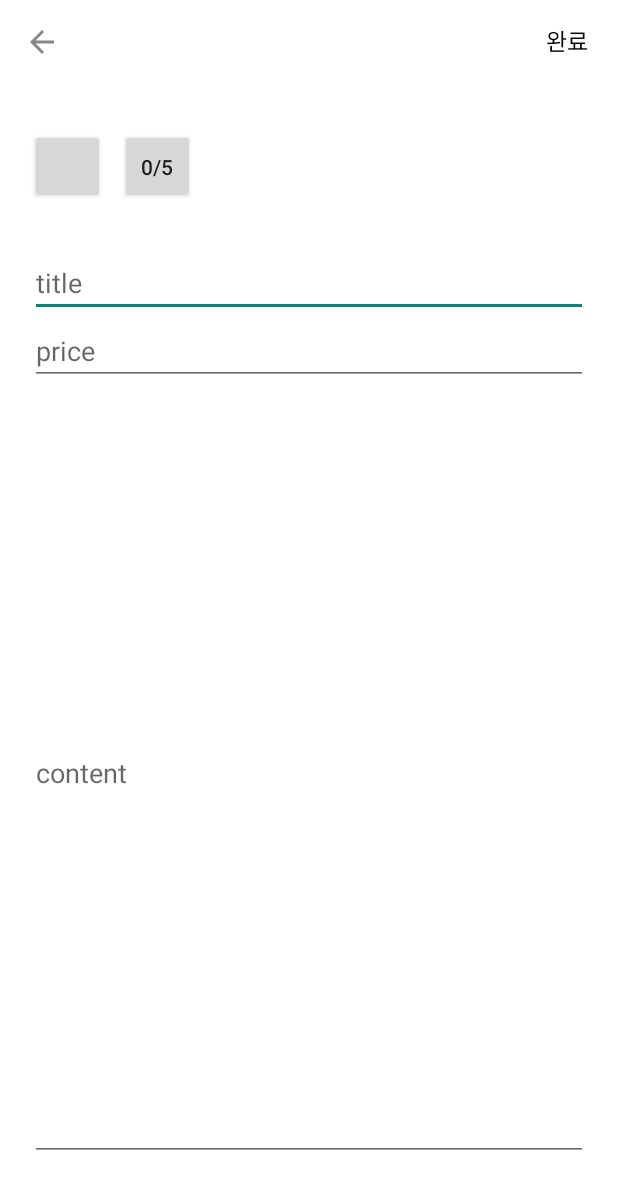
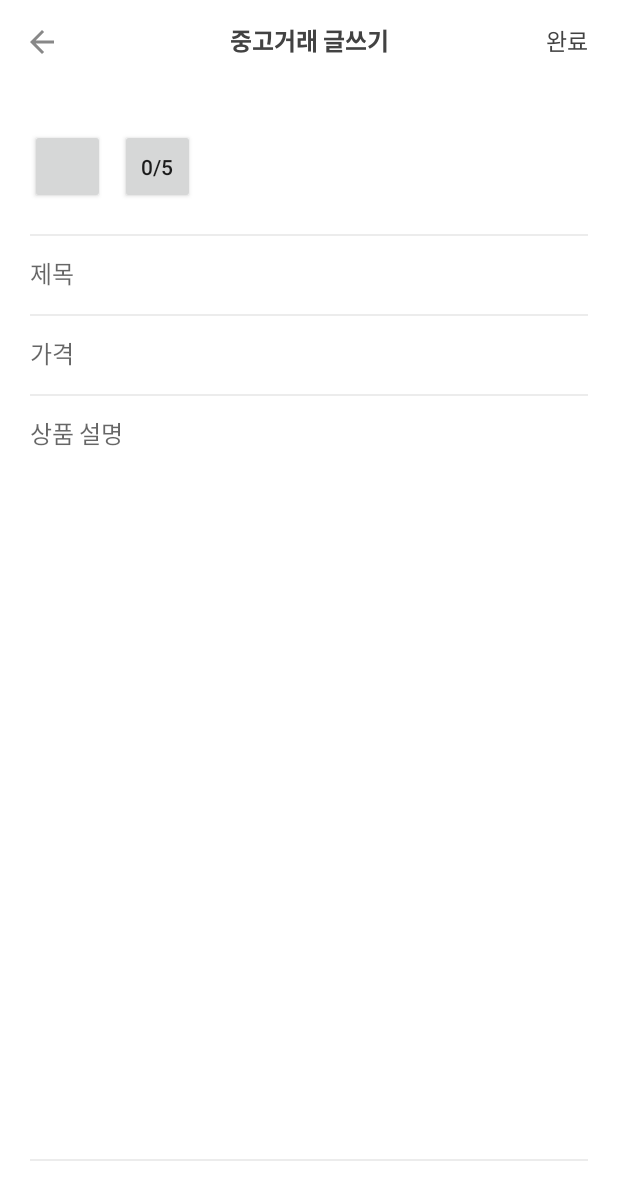
Before and after one commit to skychoi1010/anabada, an Android app: the PostActivity screen opened directly, with no data from a screen before it, on a phone screen of 412 x 824 dp. Shown: the top 1200 px of the screen. Run offline under Robolectric (Android 15) with nearby library versions, the phone set to English and light mode, and no system bars; pictures from the network do not load; 2 statements that could not run were skipped.

Commit message:
feat: content delete implemented, ui fixes, etc

```diff
--- a/app/src/main/java/com/example/anabada/ApiService.kt
+++ b/app/src/main/java/com/example/anabada/ApiService.kt
@@ -74,10 +74,9 @@ interface ApiService {
         @Field("imgId") imgId: Int //TODO not confirmed
     ): Call<EditContentRes>
 
-    @FormUrlEncoded
     @DELETE("board/{id}")
     fun reqDeleteContent(
-        @Field("id") id: Int
+        @Path("id") id: Int
     ): Call<DeleteContentRes>
 
     @FormUrlEncoded
--- a/app/src/main/java/com/example/anabada/BoardRecyclerAdapter.kt
+++ b/app/src/main/java/com/example/anabada/BoardRecyclerAdapter.kt
@@ -6,8 +6,6 @@ import android.view.ViewGroup
 import androidx.recyclerview.widget.RecyclerView
 import com.bumptech.glide.Glide
 import com.bumptech.glide.request.RequestOptions
-import com.example.anabada.DateUtil.convertDateFullToTimestamp
-import com.example.anabada.DateUtil.convertTimestampToDateFull
 import com.example.anabada.databinding.ListitemBoardBinding
 import java.text.SimpleDateFormat
 import java.util.*
@@ -65,7 +63,8 @@ class BoardRecyclerAdapter(private var boardsDataList: ArrayList<BoardsData>): R
             listBinding.tvBoardTitle.text = item.title
             listBinding.tvBoardWriter.text = item.author
             val sdf = SimpleDateFormat("yyyy-MM-dd'T'HH:mm:ss.ss'Z'")
-            listBinding.tvBoardDate.text = sdf.parse(item.date).toString()
+            val df = SimpleDateFormat("yyyy-MM-dd HH:mm:ss")
+            listBinding.tvBoardDate.text = df.format(sdf.parse(item.date))
             listBinding.tvBoardPrice.text = item.price.toString()
             listBinding.tvBoardCommentNum.text = item.commentCount.toString()
             if (item.detailImg.isNullOrEmpty()) {
--- a/app/src/main/java/com/example/anabada/PostActivity.kt
+++ b/app/src/main/java/com/example/anabada/PostActivity.kt
@@ -80,6 +80,7 @@ class PostActivity : AppCompatActivity() {
         binding.appbar.toolbarBack.setOnClickListener{
             onBackPressed()
         }
+        binding.appbar.toolbarTitle.text = "중고거래 글쓰기"
 
         var time: Long = 0
         binding.appbar.toolbarFin.setOnClickListener {
--- a/app/src/main/res/layout/activity_board_detail.xml
+++ b/app/src/main/res/layout/activity_board_detail.xml
@@ -136,7 +136,7 @@
                 android:gravity="center_horizontal"
                 android:minHeight="800dp"
                 android:paddingHorizontal="20dp"
-                android:paddingTop="20dp"
+                android:paddingTop="40dp"
                 android:text="아직 댓글이 없습니다.\n첫 댓글을 남겨보세요!"
                 android:textSize="15dp"
                 android:visibility="gone"
--- a/app/src/main/res/layout/activity_comments_detail.xml
+++ b/app/src/main/res/layout/activity_comments_detail.xml
@@ -72,7 +72,7 @@
             android:layout_gravity="clip_vertical"
             android:background="@color/gray"
             android:fontFamily="@font/font_regular"
-            android:gravity="center"
+            android:gravity="start"
             android:padding="20dp"
             android:textSize="15dp"
             app:layout_constraintLeft_toLeftOf="parent"
--- a/app/src/main/res/layout/activity_post.xml
+++ b/app/src/main/res/layout/activity_post.xml
@@ -17,7 +17,7 @@
         android:layout_marginHorizontal="20dp"
         android:layout_marginTop="30dp"
         android:orientation="horizontal"
-        app:layout_constraintBottom_toTopOf="@id/tv_post_content_title"
+        app:layout_constraintBottom_toTopOf="@id/v_divider_1"
         app:layout_constraintLeft_toLeftOf="parent"
         app:layout_constraintRight_toRightOf="parent"
         app:layout_constraintTop_toBottomOf="@id/appbar">
@@ -45,38 +45,113 @@
 
     </androidx.appcompat.widget.LinearLayoutCompat>
 
-    <EditText
-        android:id="@+id/tv_post_content_title"
+    <View
+        android:id="@+id/v_divider_1"
+        android:layout_width="match_parent"
+        android:layout_height="1dp"
+        android:layout_marginTop="20dp"
+        android:layout_marginBottom="5dp"
+        android:layout_marginHorizontal="20dp"
+        android:background="#ececec"
+        app:layout_constraintTop_toBottomOf="@id/ll_image"
+        app:layout_constraintBottom_toTopOf="@id/til_title"/>
+
+    <com.google.android.material.textfield.TextInputLayout
+        android:id="@+id/til_title"
         android:layout_width="match_parent"
         android:layout_height="wrap_content"
         android:layout_marginHorizontal="20dp"
-        android:layout_marginTop="30dp"
-        android:hint="title"
-        app:layout_constraintLeft_toLeftOf="parent"
-        app:layout_constraintRight_toRightOf="parent"
-        app:layout_constraintTop_toBottomOf="@id/ll_image" />
+        android:gravity="center_vertical"
+        app:hintEnabled="false"
+        android:foregroundGravity="center_vertical"
+        app:layout_constraintTop_toBottomOf="@id/v_divider_1"
+        app:layout_constraintBottom_toTopOf="@id/v_divider_2">
 
-    <EditText
-        android:id="@+id/tv_post_content_price"
+        <com.google.android.material.textfield.TextInputEditText
+            android:id="@+id/tv_post_content_title"
+            android:layout_width="match_parent"
+            android:layout_height="wrap_content"
+            android:hint="제목"
+            android:textSize="16sp"
+            android:paddingVertical="10dp"
+            android:background="@color/transparent"
+            android:fontFamily="@font/font_regular" />
+
+    </com.google.android.material.textfield.TextInputLayout>
+
+    <View
+        android:id="@+id/v_divider_2"
+        android:layout_width="match_parent"
+        android:layout_height="1dp"
+        android:layout_marginVertical="5dp"
+        android:layout_marginHorizontal="20dp"
+        android:background="#ececec"
+        app:layout_constraintTop_toBottomOf="@id/til_title"
+        app:layout_constraintBottom_toTopOf="@id/til_price"/>
+
+    <com.google.android.material.textfield.TextInputLayout
+        android:id="@+id/til_price"
         android:layout_width="match_parent"
         android:layout_height="wrap_content"
         android:layout_marginHorizontal="20dp"
-        android:hint="price"
-        android:inputType="number"
-        app:layout_constraintLeft_toLeftOf="parent"
-        app:layout_constraintRight_toRightOf="parent"
-        app:layout_constraintTop_toBottomOf="@id/tv_post_content_title" />
+        app:hintEnabled="false"
+        app:layout_constraintTop_toBottomOf="@id/v_divider_2"
+        app:layout_constraintBottom_toTopOf="@id/v_divider_3">
 
-    <EditText
-        android:id="@+id/tv_post_content_contents"
+        <com.google.android.material.textfield.TextInputEditText
+            android:id="@+id/tv_post_content_price"
+            android:layout_width="match_parent"
+            android:layout_height="match_parent"
+            android:paddingVertical="10dp"
+            android:hint="가격"
+            android:textSize="16sp"
+            android:background="@color/transparent"
+            android:fontFamily="@font/font_regular"
+            android:inputType="number"/>
+
+    </com.google.android.material.textfield.TextInputLayout>
+
+    <View
+        android:id="@+id/v_divider_3"
+        android:layout_width="match_parent"
+        android:layout_height="1dp"
+        android:layout_marginVertical="5dp"
+        android:layout_marginHorizontal="20dp"
+        android:background="#ececec"
+        app:layout_constraintTop_toBottomOf="@id/til_price"
+        app:layout_constraintBottom_toTopOf="@id/til_content"/>
+
+    <com.google.android.material.textfield.TextInputLayout
+        android:id="@+id/til_content"
         android:layout_width="match_parent"
         android:layout_height="0dp"
         android:layout_marginHorizontal="20dp"
+        app:hintEnabled="false"
+        app:layout_constraintTop_toBottomOf="@id/v_divider_3"
+        app:layout_constraintBottom_toTopOf="@id/v_divider_4">
+
+        <com.google.android.material.textfield.TextInputEditText
+            android:id="@+id/tv_post_content_contents"
+            android:layout_width="match_parent"
+            android:layout_height="match_parent"
+            android:paddingVertical="10dp"
+            android:hint="상품 설명"
+            android:textSize="16sp"
+            android:background="@color/transparent"
+            android:gravity="start"
+            android:fontFamily="@font/font_regular"/>
+
+    </com.google.android.material.textfield.TextInputLayout>
+
+    <View
+        android:id="@+id/v_divider_4"
+        android:layout_width="match_parent"
+        android:layout_height="1dp"
+        android:layout_marginTop="5dp"
+        android:layout_marginHorizontal="20dp"
         android:layout_marginBottom="50dp"
-        android:hint="content"
-        app:layout_constraintBottom_toBottomOf="parent"
-        app:layout_constraintLeft_toLeftOf="parent"
-        app:layout_constraintRight_toRightOf="parent"
-        app:layout_constraintTop_toBottomOf="@id/tv_post_content_price" />
+        android:background="#ececec"
+        app:layout_constraintTop_toBottomOf="@id/til_content"
+        app:layout_constraintBottom_toBottomOf="parent"/>
 
 </androidx.constraintlayout.widget.ConstraintLayout>
--- a/app/src/main/res/layout/activity_signup.xml
+++ b/app/src/main/res/layout/activity_signup.xml
@@ -31,7 +31,8 @@
         <androidx.constraintlayout.widget.ConstraintLayout
             android:layout_width="match_parent"
             android:layout_height="0dp"
-            android:layout_gravity="center">
+            android:layout_marginHorizontal="10dp"
+            android:layout_gravity="center_vertical">
 
             <com.google.android.material.textfield.TextInputLayout
                 android:id="@+id/id_w"
--- a/app/src/main/res/layout/layout_app_bar_image.xml
+++ b/app/src/main/res/layout/layout_app_bar_image.xml
@@ -34,7 +34,7 @@
             android:layout_width="wrap_content"
             android:layout_height="wrap_content"
             android:fontFamily="@font/font_bold"
-            android:textColor="@color/black"
+            android:textColor="@color/cardview_dark_background"
             android:textSize="16dp"
             app:layout_constraintBottom_toBottomOf="parent"
             app:layout_constraintLeft_toLeftOf="parent"
@@ -51,7 +51,7 @@
             android:fontFamily="@font/font_regular"
             android:padding="10dp"
             android:text="완료"
-            android:textColor="@color/black"
+            android:textColor="@color/cardview_dark_background"
             android:textSize="15dp"
             app:layout_constraintBottom_toBottomOf="parent"
             app:layout_constraintHorizontal_bias="1.0"
--- a/build.gradle
+++ b/build.gradle
@@ -6,7 +6,7 @@ buildscript {
         jcenter()
     }
     dependencies {
-        classpath "com.android.tools.build:gradle:4.1.2"
+        classpath 'com.android.tools.build:gradle:4.1.3'
         classpath "org.jetbrains.kotlin:kotlin-gradle-plugin:$kotlin_version"
 
         // NOTE: Do not place your application dependencies here; they belong
```
Also changed, not shown: app/src/main/java/com/example/anabada/BoardDetailActivity.kt (+13 -24 lines), app/src/main/java/com/example/anabada/CommentsRecyclerAdapter.kt (+7 -12 lines), app/src/main/java/com/example/anabada/DateUtil.kt (deleted, +0 -232 lines), app/src/main/res/layout/activity_login.xml (+12 -5 lines).
